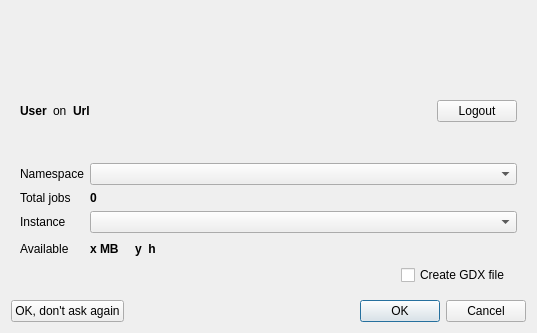
Old version of the form src/engine/enginestartdialog.ui in the repository GAMS-dev/studio.
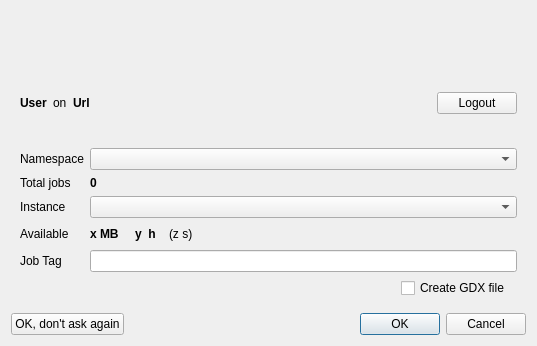
New version of the form. The open tabs and pages were chosen to show the change. Icons and pictures are not drawn.

What changed in the file:
```diff
--- a/src/engine/enginestartdialog.ui
+++ b/src/engine/enginestartdialog.ui
@@ -10,7 +10,7 @@
     <x>0</x>
     <y>0</y>
     <width>537</width>
-    <height>333</height>
+    <height>346</height>
    </rect>
   </property>
   <property name="sizePolicy">
@@ -489,6 +489,13 @@
                </property>
               </widget>
              </item>
+             <item>
+              <widget class="QLabel" name="laAvailVolSec">
+               <property name="text">
+                <string>(z s)</string>
+               </property>
+              </widget>
+             </item>
              <item>
               <spacer name="horizontalSpacer_4">
                <property name="orientation">
@@ -515,6 +522,16 @@
           <item row="0" column="1">
            <widget class="QComboBox" name="cbNamespace"/>
           </item>
+          <item row="4" column="0">
+           <widget class="QLabel" name="laJobTag">
+            <property name="text">
+             <string>Job Tag</string>
+            </property>
+           </widget>
+          </item>
+          <item row="4" column="1">
+           <widget class="QLineEdit" name="edJobTag"/>
+          </item>
          </layout>
         </widget>
        </item>
```
Left out of the diff: 2 changed lines with no effect on the pictures.
